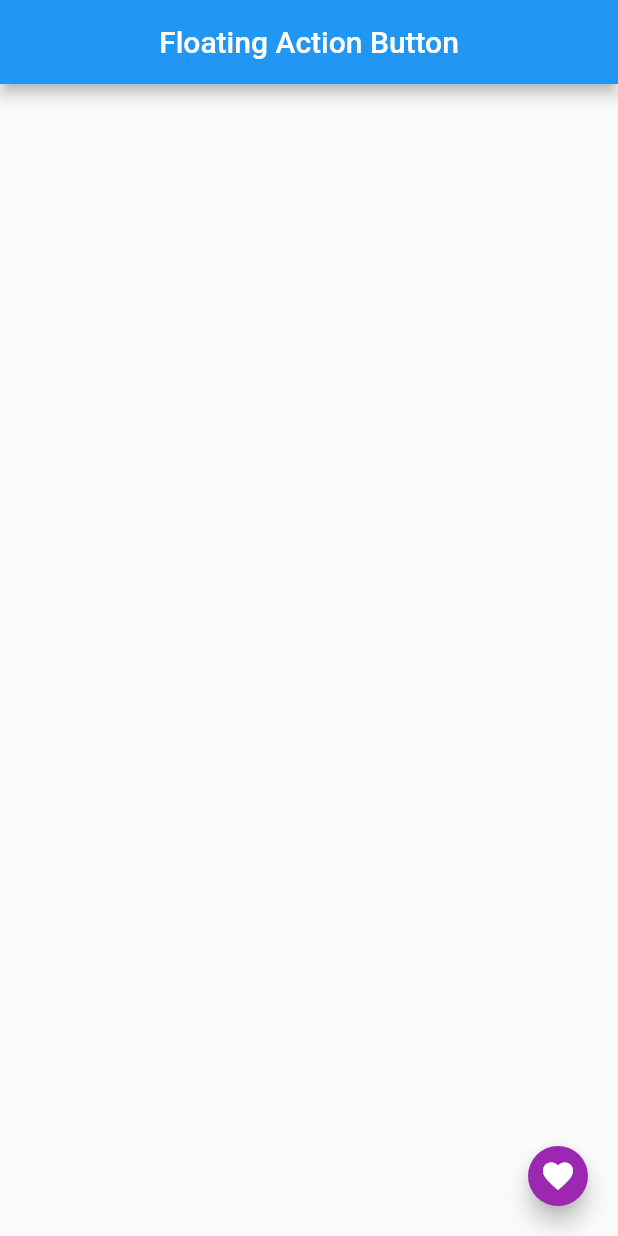
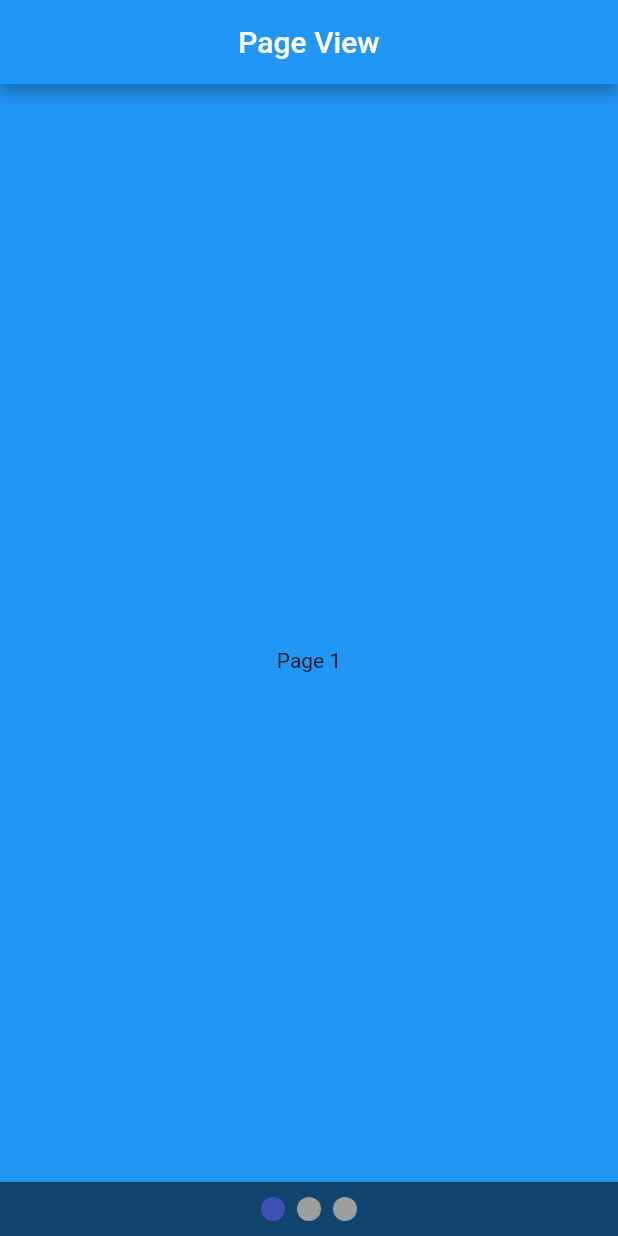
Before and after one commit to NazmulHasan0/all-widgets, a Flutter app: the screen it shows after launch, on a phone screen of 412 x 824 dp. Run offline on Flutter 3.47's test engine with Material 2 defaults, Android fonts, the phone set to English and light mode, and no system bars; drawn by our look-alikes of smooth_page_indicator.

Commit message:
first commit

```diff
--- /dev/null
+++ b/lib/PageView/pages_.dart
@@ -0,0 +1,10 @@
+// ignore_for_file: non_constant_identifier_names
+
+import 'package:flutter/material.dart';
+
+Widget Pages(String s, Color color) {
+  return Container(
+    color: color,
+    child: Center(child: Text(s)),
+  );
+}
--- /dev/null
+++ b/lib/PageView/pageview_.dart
@@ -0,0 +1,67 @@
+// ignore_for_file: prefer_const_constructors
+
+import 'package:allwidgets/PageView/pages_.dart';
+import 'package:flutter/material.dart';
+import 'package:smooth_page_indicator/smooth_page_indicator.dart';
+
+class MyPageView extends StatefulWidget {
+  const MyPageView({super.key});
+
+  @override
+  State<MyPageView> createState() => _MyPageViewState();
+}
+
+class _MyPageViewState extends State<MyPageView> {
+  @override
+  Widget build(BuildContext context) {
+    //
+    PageController _pagecontroller = PageController();
+    //
+    return Scaffold(
+      appBar: AppBar(
+        title: const Text("Page View"),
+        centerTitle: true,
+      ),
+      body: Stack(
+        children: [
+          PageView(
+            controller: _pagecontroller,
+            children: [
+              Pages("Page 1", Colors.blue),
+              Pages("Page 2", Colors.yellow),
+              Pages("Page 3", Colors.green),
+            ],
+          ),
+          Column(
+            mainAxisAlignment: MainAxisAlignment.end,
+            children: [
+              Container(
+                color: Colors.black54,
+                padding: EdgeInsets.all(10),
+                child: Center(
+                  child: SmoothPageIndicator(
+                    controller: _pagecontroller,
+                    count: 3,
+                    effect: WormEffect(),
+                    onDotClicked: (index) => _pagecontroller.animateToPage(
+                      index,
+                      duration: Duration(milliseconds: 300),
+                      curve: Curves.bounceOut,
+                    ),
+                  ),
+                ),
+              ),
+            ],
+          ),
+        ],
+      ),
+    );
+  }
+}
+
+
+/*
+  1. add dependencies: smooth_page_indicator: ^1.0.1
+  2. Create Pages
+  3. Use SmoothPageIndicator
+*/
--- a/lib/main.dart
+++ b/lib/main.dart
@@ -1,4 +1,5 @@
 import 'package:allwidgets/FloatingActionButton/floatingactionbutton_.dart';
+import 'package:allwidgets/PageView/pageview_.dart';
 import 'package:flutter/material.dart';
 
 void main() {
@@ -11,8 +12,9 @@ class MyApp extends StatelessWidget {
   @override
   Widget build(BuildContext context) {
     return MaterialApp(
-      initialRoute: '/MyFloatingActionButton',
+      initialRoute: '/MyPageView',
       routes: {
+        '/MyPageView': (context) => const MyPageView(),
         '/MyFloatingActionButton': (context) => const MyFloatingActionButton(),
       },
     );
--- a/pubspec.yaml
+++ b/pubspec.yaml
@@ -30,11 +30,14 @@ environment:
 dependencies:
   flutter:
     sdk: flutter
+  dependencies:
+  smooth_page_indicator: ^1.0.1
 
 
   # The following adds the Cupertino Icons font to your application.
   # Use with the CupertinoIcons class for iOS style icons.
   cupertino_icons: ^1.0.2
+
 
 dev_dependencies:
   flutter_test:
```
Also changed, not shown: pubspec.lock.
